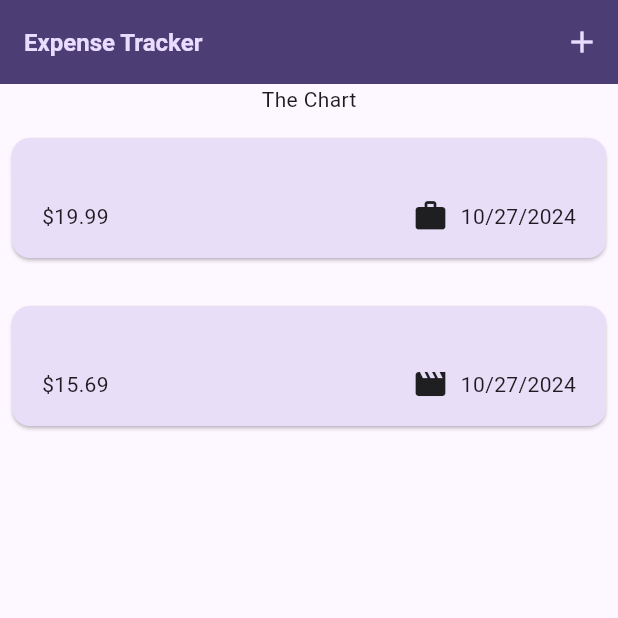
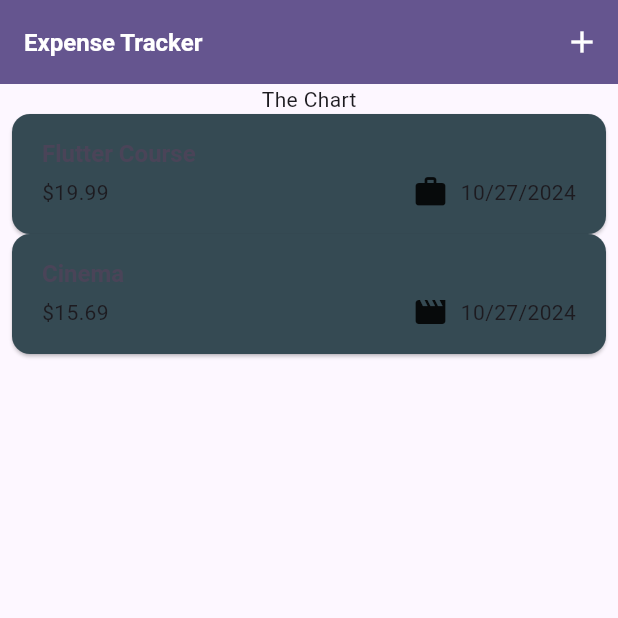
Before and after one commit to Shehab-Emad20/Expense_Tracker_App, a Flutter app: the screen it shows after launch, on a phone screen of 412 x 824 dp, the top half of it. Run offline on Flutter 3.47's test engine with Material 3 defaults, Android fonts, the phone set to English and light mode, and no system bars.

Commit message:
Adding Dark Mode

```diff
--- a/lib/main.dart
+++ b/lib/main.dart
@@ -5,8 +5,14 @@ void main() {
   runApp(const ExpensesApp());
 }
 
-var kColorScheme =
-    ColorScheme.fromSeed(seedColor: const Color.fromARGB(255, 96, 59, 181));
+var kColorScheme = ColorScheme.fromSeed(
+  seedColor: const Color.fromARGB(255, 96, 59, 181),
+);
+
+var kDrakColorScheme = ColorScheme.fromSeed(
+  seedColor: const Color.fromARGB(255, 5, 99, 125),
+  brightness: Brightness.dark, // Switch to dark mode.
+);
 
 class ExpensesApp extends StatelessWidget {
   const ExpensesApp({super.key});
@@ -14,27 +20,37 @@ class ExpensesApp extends StatelessWidget {
   @override
   Widget build(BuildContext context) {
     return MaterialApp(
+      darkTheme: ThemeData.dark().copyWith(colorScheme: kDrakColorScheme),
       theme: ThemeData(
         colorScheme: kColorScheme,
+        // useMaterial3: true, // Enables Material 3 for modern UI design.
         appBarTheme: AppBarTheme(
-            backgroundColor: kColorScheme.onPrimaryContainer,
-            foregroundColor: kColorScheme.primaryContainer,
+          backgroundColor: kColorScheme.primary,
+          foregroundColor: kColorScheme.onPrimary,
         ),
         cardTheme: CardTheme(
-            color: kColorScheme.secondaryContainer,
-            margin: const EdgeInsets.symmetric(vertical: 16, horizontal: 8),
+          color: kDrakColorScheme.secondaryContainer,
+          margin: EdgeInsets.symmetric(
+              horizontal:
+                  Theme.of(context).cardTheme.margin?.horizontal ?? 8.0),
         ),
         elevatedButtonTheme: ElevatedButtonThemeData(
           style: ElevatedButton.styleFrom(
-                backgroundColor: kColorScheme.primaryContainer),
+            backgroundColor: kDrakColorScheme.primaryContainer,
+            foregroundColor: kDrakColorScheme.onPrimaryContainer,
+          ),
         ),
         textTheme: ThemeData().textTheme.copyWith(
               titleLarge: TextStyle(
                 fontWeight: FontWeight.bold,
-                  color: kColorScheme.secondaryContainer,
-                  fontSize: 16)),
+                color: kColorScheme.onSecondaryContainer,
+                fontSize: 16,
               ),
+            ),
+      ),
+      themeMode: ThemeMode.system,
       debugShowCheckedModeBanner: false,
-        home: const Expenses());
+      home: const Expenses(),
+    );
   }
 }
--- a/lib/widgets/expense_list/expense_list.dart
+++ b/lib/widgets/expense_list/expense_list.dart
@@ -11,14 +11,18 @@ class ExpenseList extends StatelessWidget {
 
   @override
   Widget build(BuildContext context) {
+    final margin = Theme.of(context).cardTheme.margin;
+
     return ListView.builder(
       itemCount: expenses.length,
       itemBuilder: (context, index) => Dismissible(
         background: Container(
-            color: Theme.of(context).colorScheme.error.withOpacity(.75),
-            margin: EdgeInsets.symmetric(
-                horizontal: Theme.of(context).cardTheme.margin!.horizontal)),
-        onDismissed: (dirction) {
+          color: Theme.of(context).colorScheme.error.withOpacity(.75),
+          margin: margin != null
+              ? EdgeInsets.symmetric(horizontal: margin.horizontal)
+              : const EdgeInsets.symmetric(horizontal: 8.0),
+        ),
+        onDismissed: (direction) {
           onRemoveExpense(expenses[index]);
         },
         key: ValueKey(expenses[index]),
```
Lines whose indentation alone changed are shown as unchanged.
